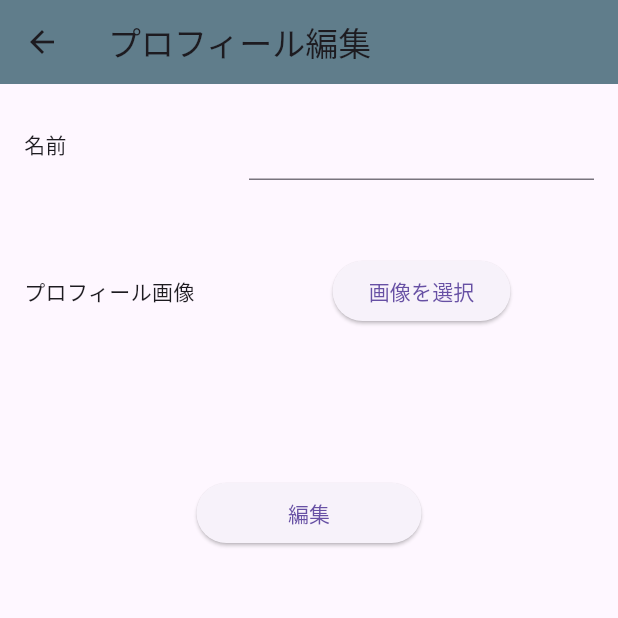
After one commit to kataoka-kk/chat_sample, a Flutter app: the screen it shows after launch, after a tap on the "settings" icon, on a phone screen of 412 x 824 dp, the top half of it. The commit adds this screen. Run offline on Flutter 3.47's test engine with Material 2 defaults, Android fonts, the phone set to English and light mode, and no system bars; network calls fail.

Commit message:
プロフィール編集画面の作成

```diff
--- /dev/null
+++ b/lib/pages/setting_profile_page.dart
@@ -0,0 +1,67 @@
+import 'package:flutter/material.dart';
+
+class SettingProfilePage extends StatefulWidget {
+  const SettingProfilePage({Key? key}) : super(key: key);
+
+  @override
+  State<SettingProfilePage> createState() => _SettingProfilePageState();
+}
+
+class _SettingProfilePageState extends State<SettingProfilePage> {
+  @override
+  Widget build(BuildContext context) {
+    return Scaffold(
+      appBar: AppBar(
+        title: const Text('プロフィール編集'),
+      ),
+      body: Padding(
+        padding: const EdgeInsets.all(16.0),
+        child: Column(
+          children: [
+            Row(
+              children: const [
+                SizedBox(
+                  width: 150,
+                  child: Text('名前'),
+                ),
+                Expanded(
+                  child: TextField(),
+                ),
+              ],
+            ),
+            const SizedBox(
+              height: 50,
+            ),
+            Row(
+              children: [
+                const SizedBox(
+                  width: 150,
+                  child: Text('プロフィール画像'),
+                ),
+                Expanded(
+                  child: Container(
+                    alignment: Alignment.center,
+                    child: ElevatedButton(
+                      onPressed: () {},
+                      child: const Text('画像を選択'),
+                    ),
+                  ),
+                ),
+              ],
+            ),
+            const SizedBox(
+              height: 100,
+            ),
+            SizedBox(
+              width: 150,
+              child: ElevatedButton(
+                onPressed: () {},
+                child: const Text('編集'),
+              ),
+            ),
+          ],
+        ),
+      ),
+    );
+  }
+}
--- a/lib/pages/top_page.dart
+++ b/lib/pages/top_page.dart
@@ -1,3 +1,4 @@
+import 'package:chat_sample/pages/setting_profile_page.dart';
 import 'package:chat_sample/pages/talk_room_page.dart';
 import 'package:flutter/material.dart';
 
@@ -30,7 +31,22 @@ class _TopPageState extends State<TopPage> {
   @override
   Widget build(BuildContext context) {
     return Scaffold(
-      appBar: AppBar(title: const Text('チャットアプリ')),
+      appBar: AppBar(
+        title: const Text('チャットアプリ'),
+        actions: [
+          IconButton(
+            onPressed: () {
+              Navigator.push(
+                context,
+                MaterialPageRoute(
+                  builder: (context) => const SettingProfilePage(),
+                ),
+              );
+            },
+            icon: const Icon(Icons.settings),
+          ),
+        ],
+      ),
       body: ListView.builder(
         itemCount: userList.length,
         itemBuilder: (context, index) {
```
